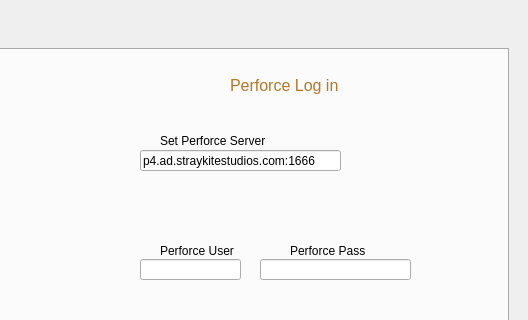
Old version of the form manager_tools/management_tool.ui in the repository gastonsbodio/maya_project_manager; both pictures show x 572 to 1100 and y 85 to 405 of the 1100 by 710 pixel window.
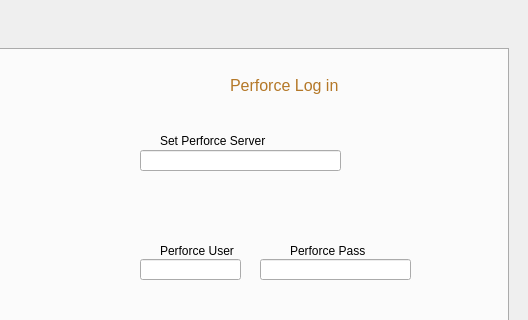
New version of the form. The open tabs and pages were chosen to show the change.

The edit to the form file:
```diff
--- a/manager_tools/management_tool.ui
+++ b/manager_tools/management_tool.ui
@@ -222,7 +222,7 @@
        </rect>
       </property>
       <property name="text">
-       <string>p4.ad.straykitestudios.com:1666</string>
+       <string/>
       </property>
      </widget>
      <widget class="QPushButton" name="pushBut_login_perf">
```
Left out of the diff: 2 changed lines with no effect on the pictures.
